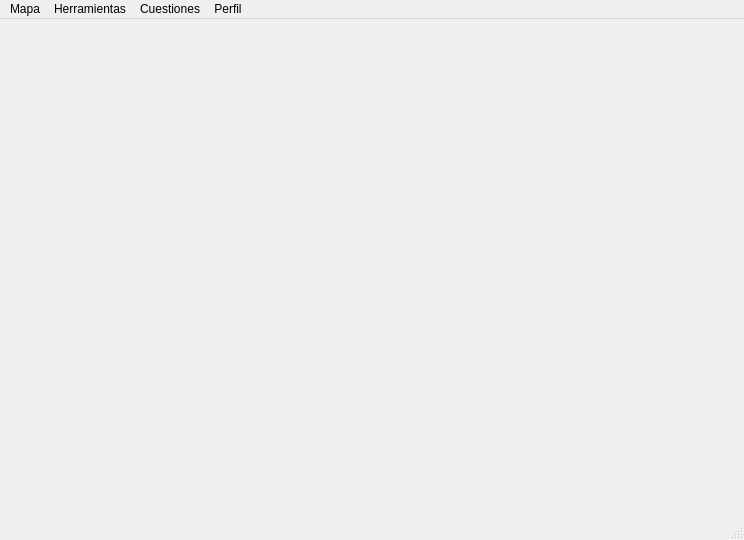
jorgecanut/mapaIHM, file mapa/mainwindow.ui: the form before one commit.
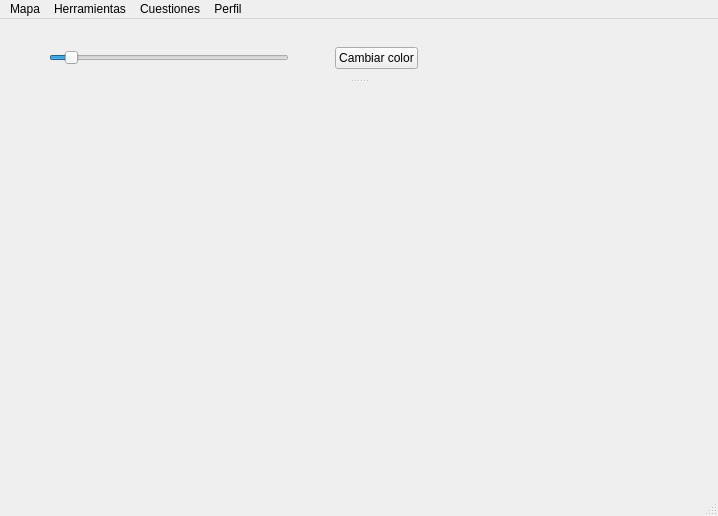
The form after the commit.

Diff of the .ui file:
```diff
--- a/mapa/mainwindow.ui
+++ b/mapa/mainwindow.ui
@@ -6,30 +6,20 @@
    <rect>
     <x>0</x>
     <y>0</y>
-    <width>744</width>
-    <height>540</height>
+    <width>718</width>
+    <height>516</height>
    </rect>
   </property>
   <property name="windowTitle">
    <string>MainWindow</string>
   </property>
-  <widget class="QWidget" name="centralwidget">
-   <layout class="QGridLayout" name="gridLayout">
-    <item row="0" column="0">
-     <widget class="QLabel" name="label">
-      <property name="text">
-       <string/>
-      </property>
-     </widget>
-    </item>
-   </layout>
-  </widget>
+  <widget class="QWidget" name="centralwidget"/>
   <widget class="QMenuBar" name="menubar">
    <property name="geometry">
     <rect>
      <x>0</x>
      <y>0</y>
-     <width>744</width>
+     <width>718</width>
      <height>20</height>
     </rect>
    </property>
@@ -75,6 +65,116 @@
    <addaction name="menuPerfil"/>
   </widget>
   <widget class="QStatusBar" name="statusbar"/>
+  <widget class="QDockWidget" name="dockLapiz">
+   <property name="sizePolicy">
+    <sizepolicy hsizetype="Maximum" vsizetype="Minimum">
+     <horstretch>0</horstretch>
+     <verstretch>0</verstretch>
+    </sizepolicy>
+   </property>
+   <property name="minimumSize">
+    <size>
+     <width>457</width>
+     <height>57</height>
+    </size>
+   </property>
+   <property name="autoFillBackground">
+    <bool>false</bool>
+   </property>
+   <property name="features">
+    <set>QDockWidget::DockWidgetFeature::NoDockWidgetFeatures</set>
+   </property>
+   <property name="allowedAreas">
+    <set>Qt::DockWidgetArea::TopDockWidgetArea</set>
+   </property>
+   <attribute name="dockWidgetArea">
+    <number>4</number>
+   </attribute>
+   <widget class="QWidget" name="dockWidgetContents">
+    <layout class="QHBoxLayout" name="horizontalLayout_2">
+     <item>
+      <spacer name="horizontalSpacer_3">
+       <property name="orientation">
+        <enum>Qt::Orientation::Horizontal</enum>
+       </property>
+       <property name="sizeType">
+        <enum>QSizePolicy::Policy::Fixed</enum>
+       </property>
+       <property name="sizeHint" stdset="0">
+        <size>
+         <width>40</width>
+         <height>20</height>
+        </size>
+       </property>
+      </spacer>
+     </item>
+     <item>
+      <widget class="QSlider" name="sliderGrosor">
+       <property name="sizePolicy">
+        <sizepolicy hsizetype="Fixed" vsizetype="Fixed">
+         <horstretch>0</horstretch>
+         <verstretch>0</verstretch>
+        </sizepolicy>
+       </property>
+       <property name="minimumSize">
+        <size>
+         <width>240</width>
+         <height>0</height>
+        </size>
+       </property>
+       <property name="minimum">
+        <number>5</number>
+       </property>
+       <property name="maximum">
+        <number>50</number>
+       </property>
+       <property name="sliderPosition">
+        <number>8</number>
+       </property>
+       <property name="orientation">
+        <enum>Qt::Orientation::Horizontal</enum>
+       </property>
+      </widget>
+     </item>
+     <item>
+      <spacer name="horizontalSpacer">
+       <property name="orientation">
+        <enum>Qt::Orientation::Horizontal</enum>
+       </property>
+       <property name="sizeType">
+        <enum>QSizePolicy::Policy::Fixed</enum>
+       </property>
+       <property name="sizeHint" stdset="0">
+        <size>
+         <width>40</width>
+         <height>20</height>
+        </size>
+       </property>
+      </spacer>
+     </item>
+     <item>
+      <widget class="QPushButton" name="botonColor">
+       <property name="text">
+        <string>Cambiar color</string>
+       </property>
+      </widget>
+     </item>
+     <item>
+      <spacer name="horizontalSpacer_2">
+       <property name="orientation">
+        <enum>Qt::Orientation::Horizontal</enum>
+       </property>
+       <property name="sizeHint" stdset="0">
+        <size>
+         <width>40</width>
+         <height>20</height>
+        </size>
+       </property>
+      </spacer>
+     </item>
+    </layout>
+   </widget>
+  </widget>
   <action name="actionRegla">
    <property name="checkable">
     <bool>true</bool>
```
Left out of the diff: 5 changed lines with no effect on the pictures.
